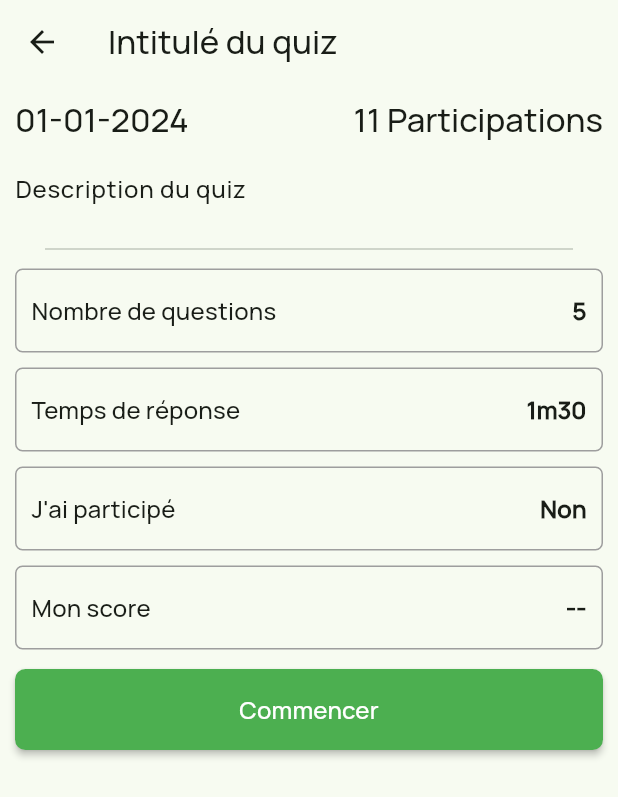
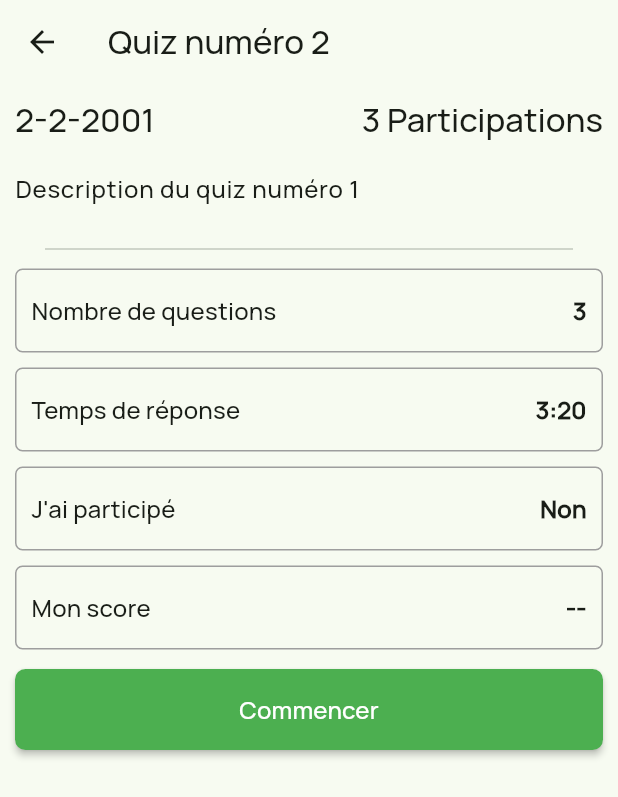
Before and after one commit to aesd24/AesdMobile, a Flutter app: the QuizzesList screen opened directly, after a tap on an icon or button, on a phone screen of 412 x 824 dp. Shown: the top 797 px of the screen. Run offline on Flutter 3.47's test engine with Material 3 defaults, Android fonts, the light colour scheme and no system bars; our stand-ins replace cached_network_image, chewie, dio, flutter_html, flutter_secure_storage, flutter_svg and 10 more; missing offline and left inert: cinetpay; accounts and stored records are empty; network calls fail.

Commit message:
wednesday 13 November midday update commit

```diff
--- a/lib/functions/navigation.dart
+++ b/lib/functions/navigation.dart
@@ -9,3 +9,7 @@ pushReplaceForm(BuildContext context, {required Widget destination}) {
   Navigator.of(context)
       .pushReplacement(MaterialPageRoute(builder: (context) => destination));
 }
+
+closeForm(BuildContext context) {
+  Navigator.of(context).pop();
+}
--- a/lib/models/quiz_model.dart
+++ b/lib/models/quiz_model.dart
@@ -1,23 +1,51 @@
+import 'package:aesd_app/functions/navigation.dart';
 import 'package:aesd_app/models/question_model.dart';
+import 'package:aesd_app/screens/new_version/quiz/main.dart';
+import 'package:flutter/material.dart';
 
 class QuizModel {
   late int id;
   late String title;
-  late String slug;
-  late String participantsCount;
+  late DateTime date;
+  late int participantsCount;
   late String description;
-  late List<QuestionModel> questions = [];
+  List<QuestionModel> questions = [];
+  late Duration time;
 
   QuizModel();
 
   QuizModel.fromJson(Map<String, dynamic> json) {
     id = json['id'];
     title = json['title'];
-    slug = json['slug'];
+    date = DateTime.parse(json['date']);
+    participantsCount = json['participantsCount'];
     description = json['description'];
-    participantsCount = json['participants_count'].toString();
-
     json['questions'].forEach(
         (question) => {questions.add(QuestionModel.fromJson(question))});
+    time = Duration(seconds: json['time']);
   }
+
+  toTile(context) => GestureDetector(
+    onTap: () => pushForm(context, destination: QuizMainPage(quiz: this)),
+    child: Container(
+      margin: const EdgeInsets.symmetric(vertical: 5),
+      decoration: BoxDecoration(
+        border: Border.all(width: 1, color: Colors.grey),
+        borderRadius: BorderRadius.circular(3),
+      ),
+      child: ListTile(
+        title: Text(
+          title,
+          style: const TextStyle(fontWeight: FontWeight.bold),
+        ),
+        subtitle: Row(
+          mainAxisAlignment: MainAxisAlignment.spaceBetween,
+          children: [
+            Text("$participantsCount Participations"),
+            Text("${date.day}-${date.month}-${date.year}")
+          ],
+        ),
+      ),
+    ),
+  );
 }
--- a/lib/screens/new_version/quiz/list.dart
+++ b/lib/screens/new_version/quiz/list.dart
@@ -1,9 +1,7 @@
 import 'package:aesd_app/components/text_field.dart';
-import 'package:aesd_app/functions/navigation.dart';
-import 'package:aesd_app/screens/new_version/quiz/main.dart';
+import 'package:aesd_app/models/quiz_model.dart';
 import 'package:flutter/material.dart';
 import 'package:font_awesome_flutter/font_awesome_flutter.dart';
-import 'package:intl/intl.dart';
 
 class QuizzesList extends StatefulWidget {
   const QuizzesList({super.key});
@@ -13,6 +11,70 @@ class QuizzesList extends StatefulWidget {
 }
 
 class _QuizzesListState extends State<QuizzesList> {
+  // liste des quiz
+  final List<QuizModel> _quizzes = List.generate(5, (index) {
+    return QuizModel.fromJson({
+      'id': index,
+      'title': "Quiz numéro ${index + 1}",
+      'date': "200$index-0${index + 1}-0${index + 1}",
+      'participantsCount': index + 2,
+      'description': "Description du quiz numéro $index",
+      'time': (index + 1) * 100,
+      'questions': List.generate(3, (index) {
+        return {
+          'id': index,
+          'question_text': "Intitulé de la question ${index + 1}",
+          'options': List.generate(3, (index) {
+            return {
+              'id': index,
+              'option': "Possibilité de reponse ${index + 1}",
+              'isCorrect': index == 3,
+            };
+          })
+        };
+      })
+    });
+  });
+
+  // controller de recherche
+  final TextEditingController _searchController = TextEditingController();
+
+  // variable de control du trie (trier par)
+  String sortBy = "title";
+
+  List quizFilter() {
+    if (_searchController.text.isEmpty) {
+      return _quizzes;
+    } else {
+      List returned = [];
+      for (var element in _quizzes) {
+        if (element.title
+          .toString()
+          .toLowerCase()
+          .contains(_searchController.text.toLowerCase())) {
+        returned.add(element);
+        }
+      }
+      return returned;
+    }
+  }
+
+  List sortedQuizzes() {
+    List returned = quizFilter();
+    if (sortBy == "title") {
+      // trier par titres
+      returned.sort((a, b) => a.title.compareTo(b.title));
+    } else if (sortBy == "date") {
+      // trier par date (de la plus récente à la plus ancienne)
+      returned.sort((a, b) => b.date.compareTo(a.date));
+    } else if (sortBy == "actors") {
+      // trier par participants
+      returned
+          .sort((a, b) => b.participantsCount.compareTo(a.participantsCount));
+    }
+    return returned;
+  }
+
   @override
   Widget build(BuildContext context) {
     return Scaffold(
@@ -38,29 +100,33 @@ class _QuizzesListState extends State<QuizzesList> {
                   label: "Recherche",
                   placeholder: "Entrez votre recherche ici",
                   prefixIcon: const Icon(Icons.search),
+                  controller: _searchController,
+                  onChanged: (value) {
+                    setState(() {});
+                  },
                   suffix: PopupMenuButton(
                       icon: const FaIcon(FontAwesomeIcons.sort,
                           size: 22, color: Colors.grey),
+                      onSelected: (value) {
+                        setState(() {
+                          sortBy = value;
+                        });
+                      },
                       itemBuilder: (context) {
                         return const [
-                          PopupMenuItem(value: 0, child: Text("Trier par nom")),
                           PopupMenuItem(
-                              value: 0, child: Text("Trier par date")),
+                              value: 'title', child: Text("Trier par titre")),
                           PopupMenuItem(
-                              value: 0, child: Text("Trier par participant")),
+                              value: 'date', child: Text("Trier par date")),
+                          PopupMenuItem(
+                              value: 'actors',
+                              child: Text("Trier par participant")),
                         ];
                       })),
               Column(
-                children: List.generate(5, (index) {
-                  return quizTile(
-                    title: "Quiz numéro $index",
-                    interventions: index + 1,
-                    emitionDate: DateTime.now()
-                        .subtract(Duration(days: (index + 1) * 7)),
-                    onTap: () {
-                      pushForm(context, destination: const QuizMainPage());
-                    },
-                  );
+                children: List.generate(sortedQuizzes().length, (index) {
+                  var current = sortedQuizzes()[index];
+                  return current.toTile(context);
                 }),
               )
             ],
@@ -69,35 +135,4 @@ class _QuizzesListState extends State<QuizzesList> {
       ),
     );
   }
-
-  GestureDetector quizTile(
-      {required String title,
-      required int interventions,
-      required DateTime emitionDate,
-      required void Function()? onTap}) {
-    String date = DateFormat("dd-MM-yyyy").format(emitionDate);
-    return GestureDetector(
-      onTap: onTap,
-      child: Container(
-        margin: const EdgeInsets.symmetric(vertical: 5),
-        decoration: BoxDecoration(
-          border: Border.all(width: 1, color: Colors.grey),
-          borderRadius: BorderRadius.circular(3),
-        ),
-        child: ListTile(
-          title: Text(
-            title,
-            style: const TextStyle(fontWeight: FontWeight.bold),
-          ),
-          subtitle: Row(
-            mainAxisAlignment: MainAxisAlignment.spaceBetween,
-            children: [
-              Text("$interventions Participations"),
-              Text(date.toString())
-            ],
-          ),
-        ),
-      ),
-    );
-  }
 }
--- a/lib/screens/new_version/quiz/main.dart
+++ b/lib/screens/new_version/quiz/main.dart
@@ -1,10 +1,13 @@
 import 'package:aesd_app/components/button.dart';
 import 'package:aesd_app/functions/navigation.dart';
+import 'package:aesd_app/models/quiz_model.dart';
 import 'package:aesd_app/screens/new_version/quiz/answer.dart';
 import 'package:flutter/material.dart';
 
 class QuizMainPage extends StatefulWidget {
-  const QuizMainPage({super.key});
+  QuizMainPage({super.key, required this.quiz});
+
+  QuizModel quiz;
 
   @override
   State<QuizMainPage> createState() => _QuizMainPageState();
@@ -13,9 +16,17 @@ class QuizMainPage extends StatefulWidget {
 class _QuizMainPageState extends State<QuizMainPage> {
   @override
   Widget build(BuildContext context) {
+    int minutes = 0;
+    int seconds = widget.quiz.time.inSeconds;
+    while (seconds >= 60) {
+      minutes++;
+      seconds -= 60;
+    }
+    String responseTime = "$minutes:$seconds";
+
     return Scaffold(
       appBar: AppBar(
-        title: const Text("Intitulé du quiz"),
+        title: Text(widget.quiz.title),
       ),
       body: Padding(
         padding: const EdgeInsets.all(10),
@@ -27,11 +38,11 @@ class _QuizMainPageState extends State<QuizMainPage> {
               crossAxisAlignment: CrossAxisAlignment.end,
               children: [
                 Text(
-                  "01-01-2024",
+                  "${widget.quiz.date.day}-${widget.quiz.date.month}-${widget.quiz.date.year}",
                   style: Theme.of(context).textTheme.titleLarge,
                 ),
                 Text(
-                  "11 Participations",
+                  "${widget.quiz.participantsCount} Participations",
                   style: Theme.of(context).textTheme.titleLarge,
                 )
               ],
@@ -39,7 +50,7 @@ class _QuizMainPageState extends State<QuizMainPage> {
             Padding(
               padding: const EdgeInsets.symmetric(vertical: 20),
               child: Text(
-                "Description du quiz",
+                widget.quiz.description,
                 style: Theme.of(context).textTheme.bodyLarge,
               ),
             ),
@@ -47,8 +58,11 @@ class _QuizMainPageState extends State<QuizMainPage> {
               padding: EdgeInsets.symmetric(horizontal: 20),
               child: Divider(),
             ),
-            parametersTile(context, label: "Nombre de questions", value: 5),
-            parametersTile(context, label: "Temps de réponse", value: "1m30"),
+            parametersTile(context,
+                label: "Nombre de questions",
+                value: widget.quiz.questions.length),
+            parametersTile(context,
+                label: "Temps de réponse", value: responseTime),
             parametersTile(context, label: "J'ai participé", value: "Non"),
             parametersTile(context, label: "Mon score", value: "--"),
             Padding(
@@ -57,7 +71,7 @@ class _QuizMainPageState extends State<QuizMainPage> {
                   context: context,
                   text: "Commencer",
                   onPressed: () =>
-                      pushForm(context, destination: const AnswerPage())),
+                      pushForm(context, destination: AnswerPage(quiz: widget.quiz))),
             )
           ],
         ),
--- a/lib/screens/quiz_score_screen.dart
+++ b/lib/screens/quiz_score_screen.dart
@@ -32,7 +32,7 @@ class _QuizScoreScreenState extends State<QuizScoreScreen> {
 
   Future<void> _fetchPage(int pageKey) async {
     try {
-      final newPage =
+      /* final newPage =
           await Provider.of<Participant>(context, listen: false).all(
         slug: widget.quiz.slug,
         queryParameters: {'page': pageKey},
@@ -46,7 +46,7 @@ class _QuizScoreScreenState extends State<QuizScoreScreen> {
       } else {
         final nextPageKey = pageKey + 1;
         _pagingController.appendPage(newNotices, nextPageKey);
-      }
+      } */
     } catch (e) {
       _pagingController.error = e;
     }
```
Also changed, not shown: lib/screens/new_version/quiz/answer.dart (+84 -39 lines), lib/screens/new_version/quiz/result.dart (added, +127 -0 lines), lib/screens/quiz_show.dart (+4 -4 lines).
